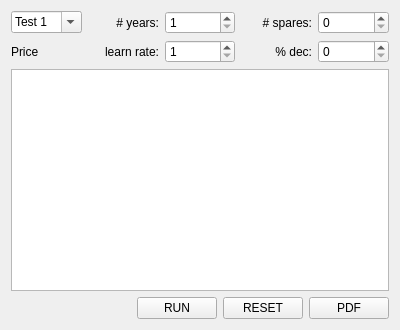
Above: CBATool/pyQTFiles/widget.ui from emitsuwu/work-project before the change. Below: the same form after it.
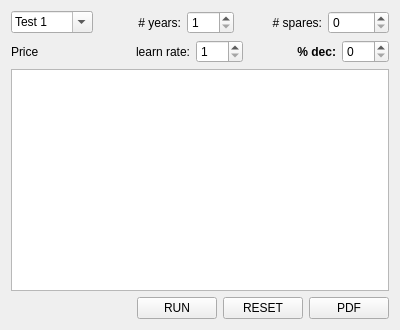
That is the form after the change.

Commit message: changed labels; changed spinbox sizing

```diff
--- a/CBATool/pyQTFiles/widget.ui
+++ b/CBATool/pyQTFiles/widget.ui
@@ -22,7 +22,7 @@
         <bool>true</bool>
        </property>
        <property name="currentText">
-        <string>part id</string>
+        <string>Test 1</string>
        </property>
        <property name="maxVisibleItems">
         <number>100</number>
@@ -51,6 +51,12 @@
      </item>
      <item>
       <widget class="QSpinBox" name="yearsSpinBox">
+       <property name="sizePolicy">
+        <sizepolicy hsizetype="Fixed" vsizetype="Fixed">
+         <horstretch>0</horstretch>
+         <verstretch>0</verstretch>
+        </sizepolicy>
+       </property>
        <property name="minimum">
         <number>1</number>
        </property>
@@ -71,6 +77,12 @@
      </item>
      <item>
       <widget class="QSpinBox" name="sparesSpinBox">
+       <property name="sizePolicy">
+        <sizepolicy hsizetype="Fixed" vsizetype="Fixed">
+         <horstretch>0</horstretch>
+         <verstretch>0</verstretch>
+        </sizepolicy>
+       </property>
        <property name="maximum">
         <number>10000</number>
        </property>
@@ -99,6 +111,12 @@
      </item>
      <item>
       <widget class="QSpinBox" name="learnRateSpinBox">
+       <property name="sizePolicy">
+        <sizepolicy hsizetype="Fixed" vsizetype="Fixed">
+         <horstretch>0</horstretch>
+         <verstretch>0</verstretch>
+        </sizepolicy>
+       </property>
        <property name="minimum">
         <number>1</number>
        </property>
@@ -109,6 +127,12 @@
      </item>
      <item>
       <widget class="QLabel" name="percentDecLabel">
+       <property name="font">
+        <font>
+         <weight>75</weight>
+         <bold>true</bold>
+        </font>
+       </property>
        <property name="text">
         <string>% dec:</string>
        </property>
@@ -119,6 +143,12 @@
      </item>
      <item>
       <widget class="QSpinBox" name="percentDecSpinBox">
+       <property name="sizePolicy">
+        <sizepolicy hsizetype="Fixed" vsizetype="Fixed">
+         <horstretch>0</horstretch>
+         <verstretch>0</verstretch>
+        </sizepolicy>
+       </property>
        <property name="maximum">
         <number>100</number>
        </property>
```
The commit also changes 2 other files.
